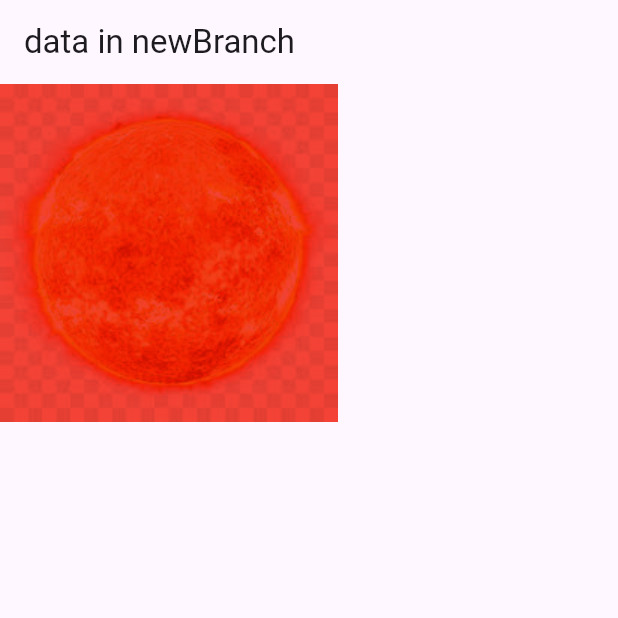
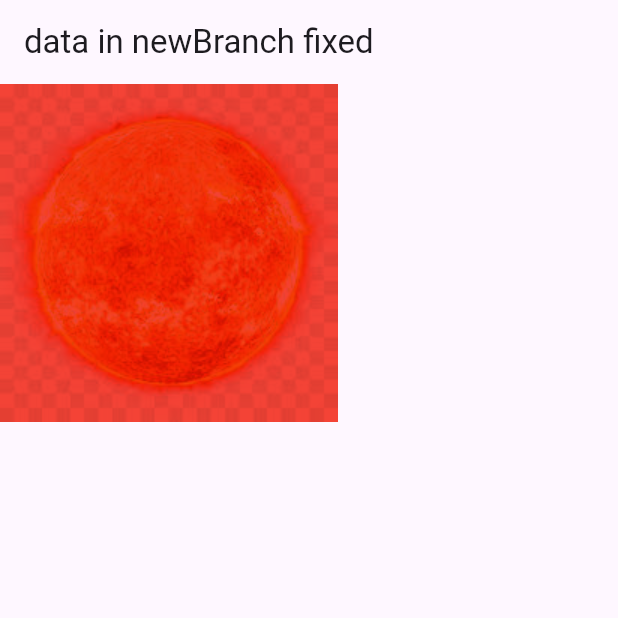
Before and after one commit to DarKnight2709/nhap, a Flutter app: the screen it shows after launch, on a phone screen of 412 x 824 dp, the top half of it. Run offline on Flutter 3.47's test engine with Material 3 defaults, Android fonts, the phone set to English and light mode, and no system bars.

Commit message:
Update main.dart

```diff
--- a/lib/main.dart
+++ b/lib/main.dart
@@ -30,7 +30,7 @@ class _CustomScrollWidgetState extends State<CustomScrollWidget> {
   Widget build(BuildContext context) {
     return Scaffold(
         appBar: AppBar(
-          title: const Text('data in newBranch'),
+          title: const Text('data in newBranch fixed'),
         ),
         body: TweenAnimationBuilder(
           tween: ColorTween(begin: Colors.white, end: newColor),
```
